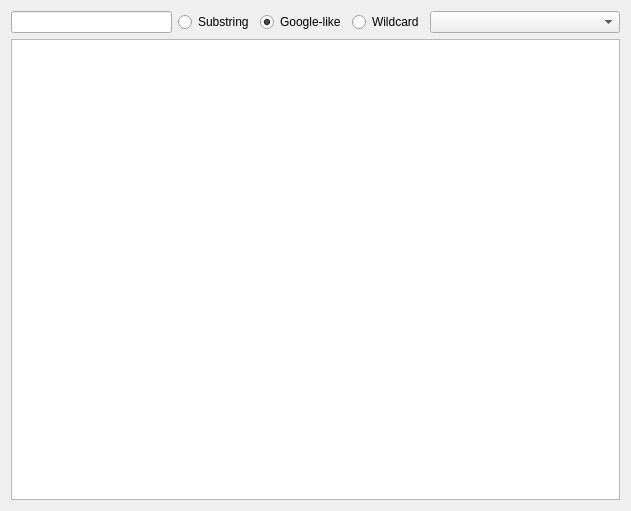
Before: the Qt Designer form src/tm/queryoptions.ui in KDE/lokalize, drawn with Qt 5.
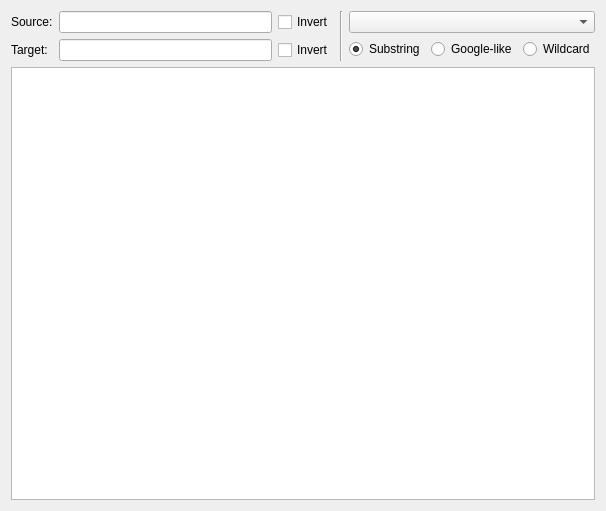
After: the same form once the commit is applied. Custom widgets are drawn as their Qt base class.

Patch:
```diff
--- a/src/tm/queryoptions.ui
+++ b/src/tm/queryoptions.ui
@@ -5,23 +5,87 @@
    <rect>
     <x>0</x>
     <y>0</y>
-    <width>631</width>
+    <width>606</width>
     <height>511</height>
    </rect>
   </property>
   <layout class="QVBoxLayout" >
    <item>
-    <layout class="QHBoxLayout" >
+    <layout class="QHBoxLayout" name="horizontalLayout_2" >
      <item>
-      <widget class="KLineEdit" name="query" />
-     </item>
+      <layout class="QGridLayout" name="gridLayout" >
+       <item row="1" column="1" >
+        <widget class="KLineEdit" name="querySource" >
+         <property name="toolTip" >
+          <string>Press Enter to start the search</string>
+         </property>
+        </widget>
+       </item>
+       <item row="2" column="1" >
+        <widget class="KLineEdit" name="queryTarget" >
+         <property name="toolTip" >
+          <string>Press Enter to start the search</string>
+         </property>
+        </widget>
+       </item>
+       <item row="1" column="0" >
+        <widget class="QLabel" name="querySourceLabel" >
+         <property name="text" >
+          <string>Source:</string>
+         </property>
+        </widget>
+       </item>
+       <item row="2" column="0" >
+        <widget class="QLabel" name="queryTargetLabel" >
+         <property name="text" >
+          <string>Target:</string>
+         </property>
+        </widget>
+       </item>
+       <item row="2" column="2" >
+        <widget class="QCheckBox" name="invertTarget" >
+         <property name="text" >
+          <string>Invert</string>
+         </property>
+        </widget>
+       </item>
+       <item row="1" column="2" >
+        <widget class="QCheckBox" name="invertSource" >
+         <property name="text" >
+          <string>Invert</string>
+         </property>
+        </widget>
+       </item>
+      </layout>
+     </item>
+     <item>
+      <layout class="QVBoxLayout" name="verticalLayout_2" />
+     </item>
+     <item>
+      <widget class="Line" name="line" >
+       <property name="orientation" >
+        <enum>Qt::Vertical</enum>
+       </property>
+      </widget>
+     </item>
+     <item>
+      <layout class="QVBoxLayout" name="verticalLayout" >
+       <item>
+        <widget class="QComboBox" name="db" >
+         <property name="minimumContentsLength" >
+          <number>20</number>
+         </property>
+        </widget>
+       </item>
+       <item>
+        <layout class="QHBoxLayout" name="horizontalLayout_4" >
      <item>
       <widget class="QRadioButton" name="substr" >
        <property name="text" >
         <string comment="@option:radio" >Substring</string>
        </property>
        <property name="checked" >
-        <bool>false</bool>
+            <bool>true</bool>
        </property>
       </widget>
      </item>
@@ -34,7 +98,7 @@
         <string comment="@option:radio" >Google-like</string>
        </property>
        <property name="checked" >
-        <bool>true</bool>
+            <bool>false</bool>
        </property>
       </widget>
      </item>
@@ -48,17 +112,20 @@
        </property>
       </widget>
      </item>
-     <item>
-      <widget class="QComboBox" name="db" >
-       <property name="minimumContentsLength" >
-        <number>20</number>
-       </property>
-      </widget>
+        </layout>
+       </item>
+      </layout>
      </item>
     </layout>
    </item>
    <item>
     <widget class="QTreeView" name="treeView" >
+     <property name="sizePolicy" >
+      <sizepolicy vsizetype="Expanding" hsizetype="Expanding" >
+       <horstretch>0</horstretch>
+       <verstretch>0</verstretch>
+      </sizepolicy>
+     </property>
      <property name="alternatingRowColors" >
       <bool>true</bool>
      </property>
```
Left out of the diff: 13 changed lines with no effect on the pictures. Lines whose indentation alone changed are shown as unchanged.
